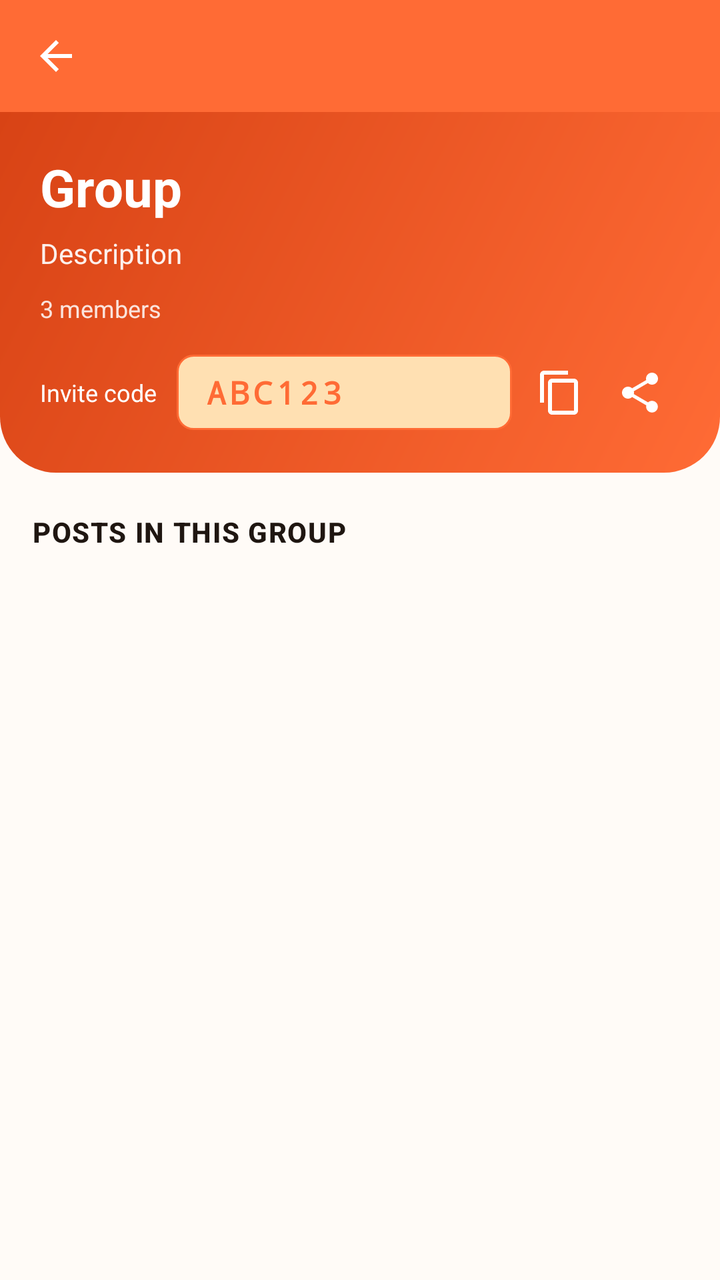
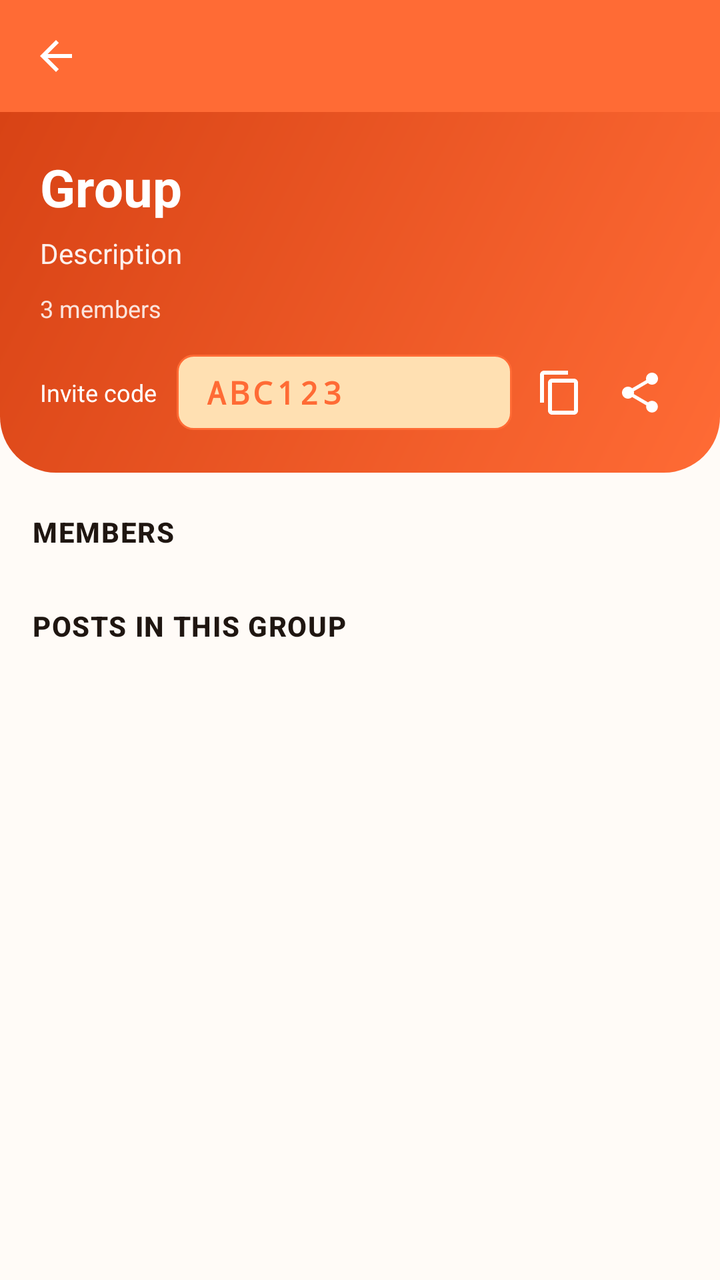

Before-and-after screenshots of an Android layout around one commit, followed by the original layout XML and the change that was made.
<!-- AndroidManifest.xml: application theme Theme.BlogSphere -->
<!-- res/layout/activity_group_detail.xml -->
<?xml version="1.0" encoding="utf-8"?>
<LinearLayout xmlns:android="http://schemas.android.com/apk/res/android"
    xmlns:app="http://schemas.android.com/apk/res-auto"
    android:layout_width="match_parent"
    android:layout_height="match_parent"
    android:background="?android:colorBackground"
    android:orientation="vertical">

    <androidx.appcompat.widget.Toolbar
        android:id="@+id/toolbar"
        android:layout_width="match_parent"
        android:layout_height="?attr/actionBarSize"
        android:background="?attr/colorPrimary"
        android:theme="@style/ThemeOverlay.MaterialComponents.Dark.ActionBar"
        app:navigationIcon="@drawable/ic_back"
        app:titleTextColor="@color/white" />

    <androidx.core.widget.NestedScrollView
        android:layout_width="match_parent"
        android:layout_height="match_parent">

        <LinearLayout
            android:layout_width="match_parent"
            android:layout_height="wrap_content"
            android:orientation="vertical">

            
            <LinearLayout
                android:layout_width="match_parent"
                android:layout_height="wrap_content"
                android:background="@drawable/bg_nav_header"
                android:orientation="vertical"
                android:padding="20dp">

                <TextView
                    android:id="@+id/groupName"
                    android:layout_width="wrap_content"
                    android:layout_height="wrap_content"
                    android:text="Group"
                    android:textColor="@color/white"
                    android:textSize="26sp"
                    android:textStyle="bold" />

                <TextView
                    android:id="@+id/groupDesc"
                    android:layout_width="match_parent"
                    android:layout_height="wrap_content"
                    android:layout_marginTop="6dp"
                    android:alpha="0.92"
                    android:lineSpacingMultiplier="1.3"
                    android:text="Description"
                    android:textColor="@color/white"
                    android:textSize="14sp" />

                <TextView
                    android:id="@+id/groupMembers"
                    android:layout_width="wrap_content"
                    android:layout_height="wrap_content"
                    android:layout_marginTop="10dp"
                    android:alpha="0.85"
                    android:text="3 members"
                    android:textColor="@color/white"
                    android:textSize="12sp" />

                <LinearLayout
                    android:layout_width="match_parent"
                    android:layout_height="wrap_content"
                    android:layout_marginTop="14dp"
                    android:gravity="center_vertical"
                    android:orientation="horizontal">

                    <TextView
                        android:layout_width="wrap_content"
                        android:layout_height="wrap_content"
                        android:text="Invite code"
                        android:textColor="@color/white"
                        android:textSize="12sp" />

                    <TextView
                        android:id="@+id/inviteCode"
                        android:layout_width="0dp"
                        android:layout_height="wrap_content"
                        android:layout_marginStart="10dp"
                        android:layout_weight="1"
                        android:background="@drawable/bg_invite_code"
                        android:fontFamily="monospace"
                        android:paddingHorizontal="14dp"
                        android:paddingVertical="8dp"
                        android:text="ABC123"
                        android:textColor="@color/purple_primary"
                        android:textSize="16sp"
                        android:textStyle="bold"
                        android:letterSpacing="0.12" />

                    <ImageButton
                        android:id="@+id/btnCopy"
                        android:layout_width="40dp"
                        android:layout_height="40dp"
                        android:layout_marginStart="4dp"
                        android:background="?attr/selectableItemBackgroundBorderless"
                        android:contentDescription="@string/copy"
                        android:src="@drawable/ic_copy"
                        app:tint="@color/white" />

                    <ImageButton
                        android:id="@+id/btnShare"
                        android:layout_width="40dp"
                        android:layout_height="40dp"
                        android:background="?attr/selectableItemBackgroundBorderless"
                        android:contentDescription="@string/share"
                        android:src="@drawable/ic_share"
                        app:tint="@color/white" />
                </LinearLayout>

                <com.google.android.material.button.MaterialButton
                    android:id="@+id/btnLeave"
                    style="@style/Widget.MaterialComponents.Button.OutlinedButton"
                    android:layout_width="wrap_content"
                    android:layout_height="wrap_content"
                    android:layout_marginTop="14dp"
                    android:backgroundTint="@color/white"
                    android:text="Leave Group"
                    android:textColor="@color/purple_primary"
                    app:strokeColor="@color/white"
                    android:visibility="gone" />
            </LinearLayout>

            <TextView
                style="@style/Text.SectionHeader"
                android:layout_width="wrap_content"
                android:layout_height="wrap_content"
                android:layout_marginHorizontal="16dp"
                android:layout_marginTop="20dp"
                android:text="Posts in this group" />

            <TextView
                android:id="@+id/emptyState"
                android:layout_width="wrap_content"
                android:layout_height="wrap_content"
                android:layout_gravity="center_horizontal"
                android:layout_marginVertical="32dp"
                android:text="No posts yet in this group."
                android:textColor="@color/on_surface_variant_light"
                android:visibility="gone" />

            <androidx.recyclerview.widget.RecyclerView
                android:id="@+id/rvBlogs"
                android:layout_width="match_parent"
                android:layout_height="wrap_content"
                android:layout_marginTop="8dp"
                android:nestedScrollingEnabled="false"
                android:paddingBottom="24dp" />
        </LinearLayout>
    </androidx.core.widget.NestedScrollView>
</LinearLayout>
<!-- resources referenced by this layout -->
<resources>
  <color name="on_surface_variant_light">#5D4F47</color>
  <color name="purple_primary">#FF6B35</color>
  <color name="white">#FFFFFF</color>
  <!-- drawable bg_invite_code (drawable) -->
  <?xml version="1.0" encoding="utf-8"?>
  <shape xmlns:android="http://schemas.android.com/apk/res/android"
      android:shape="rectangle">
      <solid android:color="@color/purple_light" />
      <corners android:radius="8dp" />
      <stroke android:width="1dp" android:color="@color/purple_primary" />
  </shape>
  <!-- drawable bg_nav_header (drawable) -->
  <?xml version="1.0" encoding="utf-8"?>
  <shape xmlns:android="http://schemas.android.com/apk/res/android"
      android:shape="rectangle">
      <gradient
          android:startColor="@color/purple_primary"
          android:endColor="@color/purple_primary_dark"
          android:angle="135" />
      <corners
          android:bottomLeftRadius="28dp"
          android:bottomRightRadius="28dp" />
  </shape>
  <!-- drawable ic_back (drawable) -->
  <vector xmlns:android="http://schemas.android.com/apk/res/android"
      android:width="24dp" android:height="24dp"
      android:viewportWidth="24" android:viewportHeight="24"
      android:tint="?attr/colorControlNormal">
      <path android:fillColor="@android:color/white"
          android:pathData="M20,11H7.83l5.59,-5.59L12,4l-8,8 8,8 1.41,-1.41L7.83,13H20v-2z"/>
  </vector>
  <!-- drawable ic_copy (drawable) -->
  <vector xmlns:android="http://schemas.android.com/apk/res/android"
      android:width="24dp" android:height="24dp"
      android:viewportWidth="24" android:viewportHeight="24"
      android:tint="?attr/colorControlNormal">
      <path android:fillColor="@android:color/white"
          android:pathData="M16,1H4C2.9,1 2,1.9 2,3v14h2V3h12V1zM19,5H8C6.9,5 6,5.9 6,7v14c0,1.1 0.9,2 2,2h11c1.1,0 2,-0.9 2,-2V7c0,-1.1 -0.9,-2 -2,-2zM19,21H8V7h11v14z"/>
  </vector>
  <!-- drawable ic_share (drawable) -->
  <vector xmlns:android="http://schemas.android.com/apk/res/android"
      android:width="24dp" android:height="24dp"
      android:viewportWidth="24" android:viewportHeight="24"
      android:tint="?attr/colorControlNormal">
      <path android:fillColor="@android:color/white"
          android:pathData="M18,16.08c-0.76,0 -1.44,0.3 -1.96,0.77L8.91,12.7c0.05,-0.23 0.09,-0.46 0.09,-0.7s-0.04,-0.47 -0.09,-0.7l7.05,-4.11c0.54,0.5 1.25,0.81 2.04,0.81 1.66,0 3,-1.34 3,-3s-1.34,-3 -3,-3 -3,1.34 -3,3c0,0.24 0.04,0.47 0.09,0.7L8.04,9.81C7.5,9.31 6.79,9 6,9c-1.66,0 -3,1.34 -3,3s1.34,3 3,3c0.79,0 1.5,-0.31 2.04,-0.81l7.12,4.16c-0.05,0.21 -0.08,0.43 -0.08,0.65 0,1.61 1.31,2.92 2.92,2.92 1.61,0 2.92,-1.31 2.92,-2.92s-1.31,-2.92 -2.92,-2.92z"/>
  </vector>
  <string name="copy">Copy</string>
  <string name="share">Share</string>
  <style name="Text.SectionHeader" parent="TextAppearance.MaterialComponents.Subtitle2">
          <item name="android:textColor">?attr/colorOnSurface</item>
          <item name="android:textStyle">bold</item>
          <item name="android:textSize">14sp</item>
          <item name="android:letterSpacing">0.04</item>
          <item name="android:textAllCaps">true</item>
      </style>
  <color name="purple_light">#FFE0B2</color>
  <color name="purple_primary_dark">#D84315</color>
  <color name="pink_accent">#FFAB40</color>
  <color name="black">#000000</color>
  <color name="bg_light">#FFFBF7</color>
  <color name="surface_light">#FFFFFF</color>
  <color name="on_surface_light">#1F1611</color>
  <style name="PrimaryButtonStyle" parent="Widget.MaterialComponents.Button">
          <item name="cornerRadius">14dp</item>
          <item name="android:textSize">15sp</item>
          <item name="android:textAllCaps">false</item>
          <item name="android:letterSpacing">0.02</item>
          <item name="android:paddingVertical">14dp</item>
          <item name="android:textStyle">bold</item>
          <item name="elevation">0dp</item>
      </style>
  <!-- unchanged entries left out for length: 1 -->
</resources>

<!-- the commit's change to res/layout/activity_group_detail.xml (unified diff, before → after) -->
@@ -125,6 +125,25 @@
                     android:visibility="gone" />
             </LinearLayout>
 
+            
+            <TextView
+                style="@style/Text.SectionHeader"
+                android:layout_width="wrap_content"
+                android:layout_height="wrap_content"
+                android:layout_marginHorizontal="16dp"
+                android:layout_marginTop="20dp"
+                android:text="Members" />
+
+            <androidx.recyclerview.widget.RecyclerView
+                android:id="@+id/rvMembers"
+                android:layout_width="match_parent"
+                android:layout_height="wrap_content"
+                android:layout_marginTop="8dp"
+                android:clipToPadding="false"
+                android:orientation="horizontal"
+                android:paddingHorizontal="12dp"
+                app:layoutManager="androidx.recyclerview.widget.LinearLayoutManager" />
+
             <TextView
                 style="@style/Text.SectionHeader"
                 android:layout_width="wrap_content"
